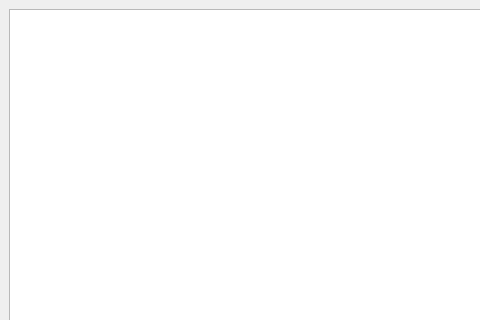
Old version of the form resources/views/MainWindow.ui in the repository namuan/one-page; both pictures show x 0 to 480 and y 0 to 320 of the 978 by 723 pixel window.
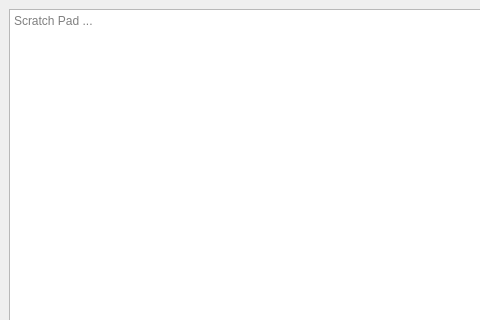
New version of the form.

Diff of the .ui file:
```diff
--- a/resources/views/MainWindow.ui
+++ b/resources/views/MainWindow.ui
@@ -16,10 +16,7 @@
   <widget class="QWidget" name="centralwidget">
    <layout class="QHBoxLayout" name="horizontalLayout">
     <item>
-     <widget class="QPlainTextEdit" name="txt_scratch_pad">
-      <property name="plainText">
-       <string/>
-      </property>
+     <widget class="QTextEdit" name="txt_scratch_pad">
       <property name="placeholderText">
        <string>Scratch Pad ...</string>
       </property>
```
